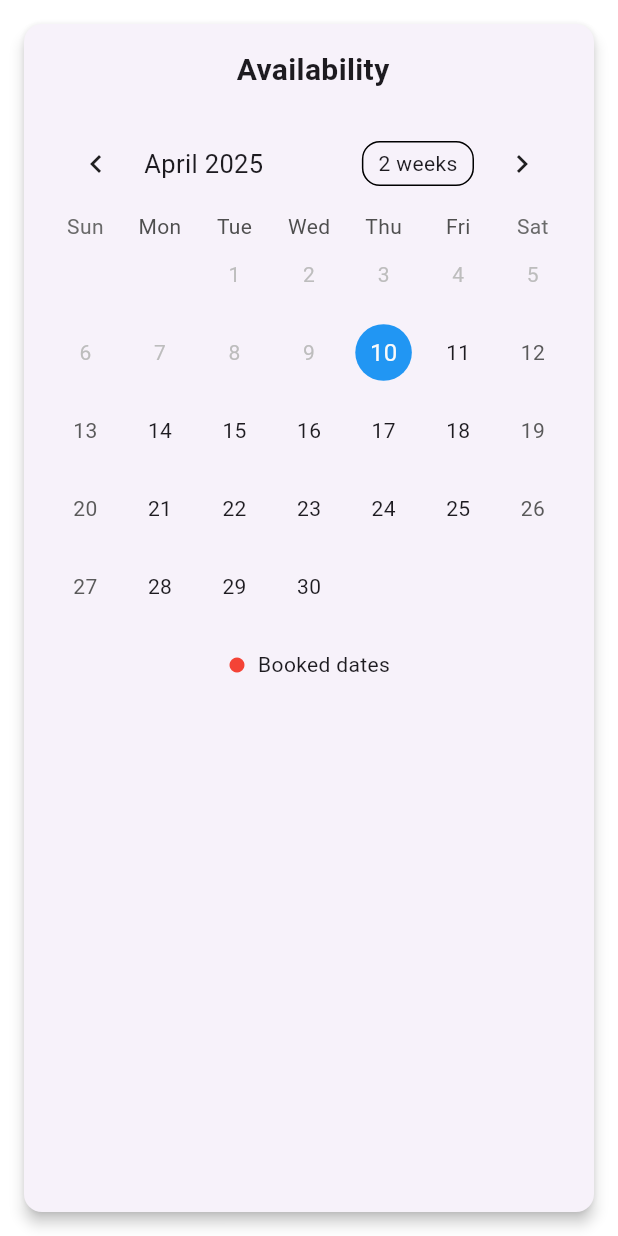
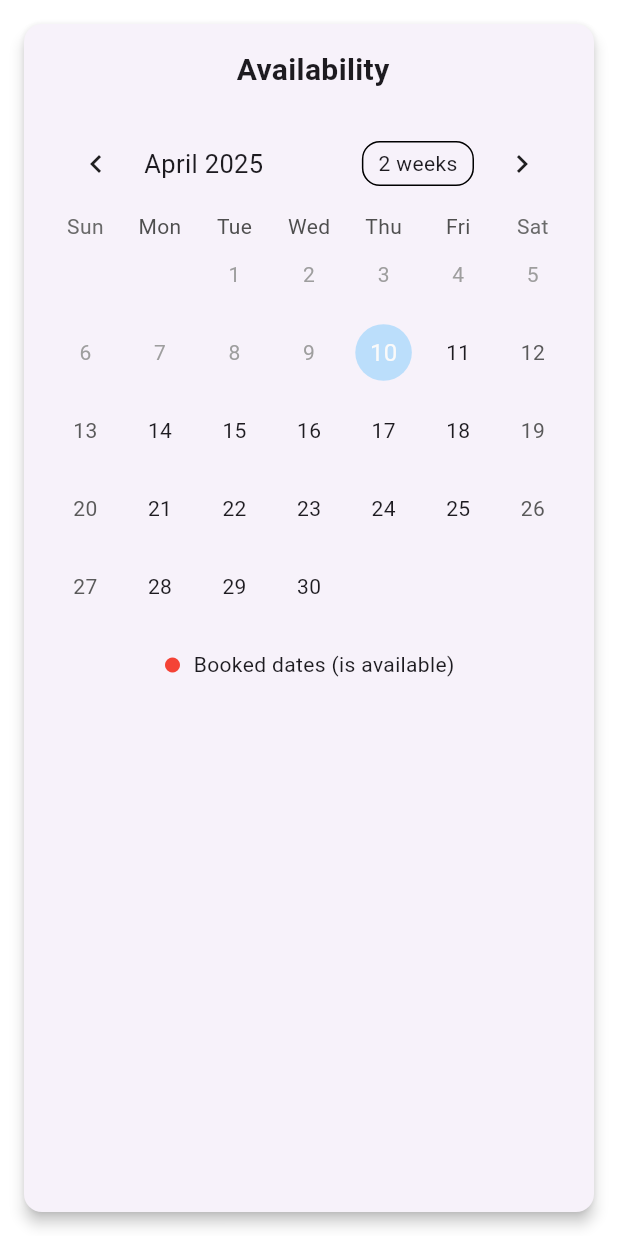
Before and after one commit to smsdahanayaka/motel_reservation, a Flutter app: the AvailabilityCalendar widget shown alone on an empty page, opened directly with empty values, on a phone screen of 412 x 824 dp. Run offline on Flutter 3.47's test engine with Material 3 defaults, Android fonts, the light colour scheme and no system bars; drawn by our look-alikes of table_calendar; our stand-ins replace cloud_firestore, firebase_auth, firebase_core; accounts and stored records are empty; network calls fail; Roboto replaces fonts that are missing (Poppins).

Commit message:
2025041002

```diff
--- a/lib/screens/auth/login_screen.dart
+++ b/lib/screens/auth/login_screen.dart
@@ -34,7 +34,7 @@ class _LoginScreenState extends State<LoginScreen> {
       );
       final role = result['role'];
 
-      if (role == 'admin') {
+      if (role == true) {
         Navigator.pushReplacementNamed(context, '/adminDashboard');
       } else {
         Navigator.pushReplacementNamed(context, '/home');
--- a/lib/services/auth_service.dart
+++ b/lib/services/auth_service.dart
@@ -26,7 +26,7 @@ class AuthService {
         throw 'User data not found.';
       }
 
-      return {'user': credential.user, 'role': userData['role']};
+      return {'user': credential.user, 'role': userData['isAdmin']};
     } on FirebaseAuthException catch (e) {
       throw _handleAuthError(e);
     }
--- a/lib/widgets/availability_calendar.dart
+++ b/lib/widgets/availability_calendar.dart
@@ -1,60 +1,61 @@
-// lib/widgets/availability_calendar.dart
 import 'package:flutter/material.dart';
 import 'package:table_calendar/table_calendar.dart';
-import 'package:intl/intl.dart';
-import 'package:my_app/models/booking.dart';
-import 'package:my_app/services/database_service.dart';
+import 'package:cloud_firestore/cloud_firestore.dart';
 
 class AvailabilityCalendar extends StatefulWidget {
   final String roomType;
-  final Function(DateTime, DateTime)? onDatesSelected;
+  final Function(DateTime?, DateTime?)? onDatesSelected;
 
   const AvailabilityCalendar({
-    super.key,
+    Key? key,
     required this.roomType,
     this.onDatesSelected,
-  });
+  }) : super(key: key);
 
   @override
-  State<AvailabilityCalendar> createState() => _AvailabilityCalendarState();
+  _AvailabilityCalendarState createState() => _AvailabilityCalendarState();
 }
 
 class _AvailabilityCalendarState extends State<AvailabilityCalendar> {
   late DateTime _focusedDay;
   DateTime? _selectedStartDate;
   DateTime? _selectedEndDate;
-  Map<DateTime, List<Booking>> _bookedDates = {};
+  Set<DateTime> _bookedDates = {};
   bool _isLoading = true;
 
   @override
   void initState() {
     super.initState();
     _focusedDay = DateTime.now();
-    _selectedStartDate = DateTime.now();
-    _fetchBookings();
+    _loadBookedDates();
   }
 
-  Future<void> _fetchBookings() async {
+  Future<void> _loadBookedDates() async {
     try {
-      final bookings = await DatabaseService().getBookingsForRoom(
-        widget.roomType,
-      );
+      final now = DateTime.now();
+      final bookings = await FirebaseFirestore.instance
+          .collection('bookings')
+          .where('roomType', isEqualTo: widget.roomType)
+          .where('status', isEqualTo: 'Approved')
+          .get();
 
-      final bookedDates = <DateTime, List<Booking>>{};
-      for (var booking in bookings) {
-        final days = booking.checkOut.difference(booking.checkIn).inDays;
-        for (int i = 0; i <= days; i++) {
-          final date = DateTime(
-            booking.checkIn.year,
-            booking.checkIn.month,
-            booking.checkIn.day,
-          ).add(Duration(days: i));
+      Set<DateTime> bookedDates = {};
 
-          bookedDates.update(
-            date,
-            (existing) => [...existing, booking],
-            ifAbsent: () => [booking],
-          );
+      for (var doc in bookings.docs) {
+        final data = doc.data();
+        final checkIn = (data['checkIn'] as Timestamp).toDate();
+        final checkOut = (data['checkOut'] as Timestamp).toDate();
+          print("Booking Document ID: ${doc.id}");
+          print("Room Type: ${data['roomType']}");
+          print("Check-in: $checkIn");
+          print("Check-out: $checkOut");
+        // Add all dates between checkIn and checkOut (inclusive)
+        DateTime current = DateTime(checkIn.year, checkIn.month, checkIn.day);
+        final endDate = DateTime(checkOut.year, checkOut.month, checkOut.day);
+
+        while (current.isBefore(endDate) || current.isAtSameMomentAs(endDate)) {
+          bookedDates.add(DateTime(current.year, current.month, current.day));
+          current = current.add(const Duration(days: 1));
         }
       }
 
@@ -65,13 +66,22 @@ class _AvailabilityCalendarState extends State<AvailabilityCalendar> {
     } catch (e) {
       setState(() => _isLoading = false);
       ScaffoldMessenger.of(context).showSnackBar(
-        SnackBar(content: Text('Error loading availability: ${e.toString()}')),
+        SnackBar(content: Text('Error loading bookings: $e')),
       );
     }
   }
 
+  bool _isDateBooked(DateTime date) {
+    return _bookedDates.contains(DateTime(date.year, date.month, date.day));
+  }
+
   void _onDaySelected(DateTime selectedDay, DateTime focusedDay) {
-    if (_bookedDates.containsKey(selectedDay)) return;
+    if (_isDateBooked(selectedDay)) {
+      ScaffoldMessenger.of(context).showSnackBar(
+        SnackBar(content: Text('This date is already booked')),
+      );
+      return;
+    }
 
     setState(() {
       if (_selectedStartDate == null) {
@@ -83,9 +93,7 @@ class _AvailabilityCalendarState extends State<AvailabilityCalendar> {
           _selectedEndDate = _selectedStartDate;
           _selectedStartDate = selectedDay;
         }
-        if (widget.onDatesSelected != null) {
-          widget.onDatesSelected!(_selectedStartDate!, _selectedEndDate!);
-        }
+        widget.onDatesSelected?.call(_selectedStartDate, _selectedEndDate);
       } else {
         _selectedStartDate = selectedDay;
         _selectedEndDate = null;
@@ -99,7 +107,6 @@ class _AvailabilityCalendarState extends State<AvailabilityCalendar> {
     return Card(
       elevation: 4,
       margin: const EdgeInsets.all(16),
-      shape: RoundedRectangleBorder(borderRadius: BorderRadius.circular(12)),
       child: Padding(
         padding: const EdgeInsets.all(16),
         child: Column(
@@ -123,11 +130,8 @@ class _AvailabilityCalendarState extends State<AvailabilityCalendar> {
                           isSameDay(_selectedEndDate, day);
                     },
                     onDaySelected: _onDaySelected,
-                  onPageChanged: (focusedDay) {
-                    _focusedDay = focusedDay;
-                  },
                     calendarStyle: CalendarStyle(
-                    disabledTextStyle: TextStyle(color: Colors.grey[400]),
+                      disabledTextStyle: const TextStyle(color: Colors.grey),
                       todayDecoration: BoxDecoration(
                         color: Colors.blue.shade100,
                         shape: BoxShape.circle,
@@ -145,45 +149,46 @@ class _AvailabilityCalendarState extends State<AvailabilityCalendar> {
                         shape: BoxShape.circle,
                       ),
                       rangeHighlightColor: Colors.blue.withOpacity(0.2),
-                    markerDecoration: const BoxDecoration(
-                      color: Colors.red,
-                      shape: BoxShape.circle,
-                    ),
                       outsideDaysVisible: false,
                     ),
                     calendarBuilders: CalendarBuilders(
-                    markerBuilder: (context, date, events) {
-                      if (_bookedDates.containsKey(date)) {
-                        return Positioned(
-                          right: 1,
-                          bottom: 1,
+                      defaultBuilder: (context, day, focusedDay) {
+                        if (_isDateBooked(day)) {
+                          return Center(
                             child: Container(
-                            width: 8,
-                            height: 8,
-                            decoration: const BoxDecoration(
-                              color: Colors.red,
+                              decoration: BoxDecoration(
+                                color: Colors.red.withOpacity(0.5),
                                 shape: BoxShape.circle,
+                              ),
+                              child: Center(
+                                child: Text(
+                                  '${day.day}',
+                                  style: const TextStyle(
+                                    color: Colors.white,
+                                    decoration: TextDecoration.lineThrough,
+                                  ),
+                                ),
                               ),
                             ),
                           );
                         }
                         return null;
                       },
-                    disabledBuilder: (context, date, events) {
+                      disabledBuilder: (context, day, focusedDay) {
                         return Center(
                           child: Text(
-                          '${date.day}',
-                          style: TextStyle(color: Colors.grey[400]),
+                            '${day.day}',
+                            style: const TextStyle(color: Colors.grey),
                           ),
                         );
                       },
                     ),
                     enabledDayPredicate: (day) {
-                    // Disable past dates and already booked dates
+                      // Disable past dates and booked dates
                       return day.isAfter(
                             DateTime.now().subtract(const Duration(days: 1)),
                           ) &&
-                        !_bookedDates.containsKey(day);
+                          !_isDateBooked(day);
                     },
                     rangeSelectionMode:
                         _selectedStartDate != null && _selectedEndDate == null
@@ -191,21 +196,12 @@ class _AvailabilityCalendarState extends State<AvailabilityCalendar> {
                             : RangeSelectionMode.toggledOff,
                   ),
             const SizedBox(height: 16),
-            if (_selectedStartDate != null && _selectedEndDate != null)
-              Padding(
-                padding: const EdgeInsets.symmetric(vertical: 16),
-                child: Text(
-                  'Selected: ${DateFormat('MMM d, y').format(_selectedStartDate!)} '
-                  '- ${DateFormat('MMM d, y').format(_selectedEndDate!)}',
-                  style: const TextStyle(fontSize: 16),
-                ),
-              ),
             const Row(
               mainAxisAlignment: MainAxisAlignment.center,
               children: [
                 Icon(Icons.circle, size: 12, color: Colors.red),
                 SizedBox(width: 8),
-                Text('Booked dates'),
+                Text('Booked dates (is available)'),
               ],
             ),
           ],
```
Lines whose indentation alone changed are shown as unchanged.
